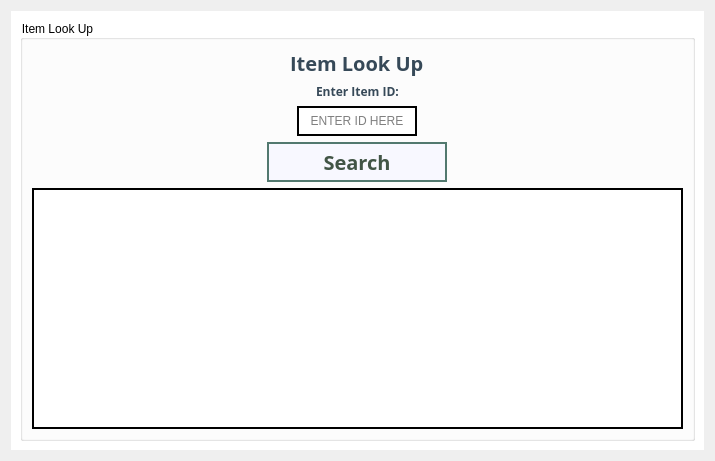
Old version of the form Order66Inventory/itemlookup.ui in the repository josephtrandev/COMS4103_Project.
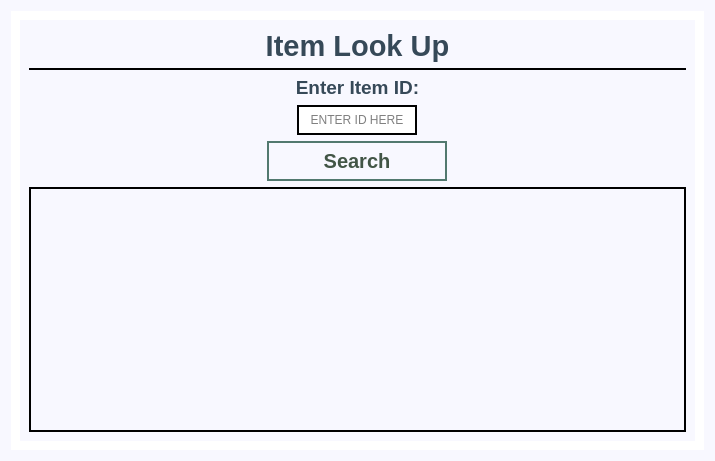
New version of the form.

What changed in the file:
```diff
--- a/Order66Inventory/itemlookup.ui
+++ b/Order66Inventory/itemlookup.ui
@@ -14,7 +14,10 @@
    <string>Form</string>
   </property>
   <property name="styleSheet">
-   <string notr="true"/>
+   <string notr="true">*{
+	background-color: #F8F8FF;
+	font-family: &quot;Nirmala UI&quot;;
+}</string>
   </property>
   <layout class="QGridLayout" name="gridLayout">
    <item row="0" column="0">
@@ -44,52 +47,58 @@
            <verstretch>0</verstretch>
           </sizepolicy>
          </property>
+         <property name="styleSheet">
+          <string notr="true">border: none;
+background-color: #F8F8FF;</string>
+         </property>
          <property name="title">
-          <string>Item Look Up</string>
+          <string/>
          </property>
          <layout class="QVBoxLayout" name="verticalLayout_2">
-          <item alignment="Qt::AlignHCenter|Qt::AlignTop">
+          <item>
            <widget class="QLabel" name="label">
             <property name="font">
              <font>
-              <family>Open Sans</family>
-              <pointsize>-1</pointsize>
+              <family>Nirmala UI</family>
+              <pointsize>22</pointsize>
               <weight>75</weight>
               <bold>true</bold>
              </font>
             </property>
             <property name="styleSheet">
-             <string notr="true">QLabel {
-	font-size: 20px;
-	border: none;
-	background-color: none;
-	color: rgb(54, 73, 88);
-}</string>
+             <string notr="true">font-size: 22pt;
+color: rgb(54, 73, 88);
+border-bottom: 2px solid;
+padding-bottom: 5px;</string>
             </property>
             <property name="text">
              <string>Item Look Up</string>
             </property>
+            <property name="alignment">
+             <set>Qt::AlignCenter</set>
+            </property>
            </widget>
           </item>
-          <item alignment="Qt::AlignHCenter">
+          <item>
            <widget class="QLabel" name="label_2">
             <property name="font">
              <font>
-              <family>Open Sans</family>
+              <family>Nirmala UI</family>
+              <pointsize>14</pointsize>
               <weight>75</weight>
               <bold>true</bold>
              </font>
             </property>
             <property name="styleSheet">
-             <string notr="true">QLabel {
-	border: none;
-	background-color: none;
-	color: rgb(54, 73, 88);
-}</string>
+             <string notr="true">font-size: 14pt;
+	color: rgb(54, 73, 88);</string>
             </property>
             <property name="text">
              <string>Enter Item ID:</string>
             </property>
+            <property name="alignment">
+             <set>Qt::AlignCenter</set>
+            </property>
            </widget>
           </item>
           <item alignment="Qt::AlignHCenter">
@@ -148,7 +157,7 @@
             </property>
             <property name="font">
              <font>
-              <family>Open Sans</family>
+              <family>Nirmala UI</family>
               <pointsize>-1</pointsize>
               <weight>75</weight>
               <bold>true</bold>
@@ -182,8 +191,15 @@
            <widget class="QTableView" name="itemLookUpTbl">
             <property name="styleSheet">
              <string notr="true">QTableView {
-	border: 2 solid black;
-	background-color: white;
+	border: 2px solid black;
+	background-color: #F8F8FF;
+}
+
+QHeaderView{
+	font-size: 14px;
+	font-weight: bold;
+	background-color: #C8C8C8;
+	padding: 8px;
 }</string>
             </property>
            </widget>
```
